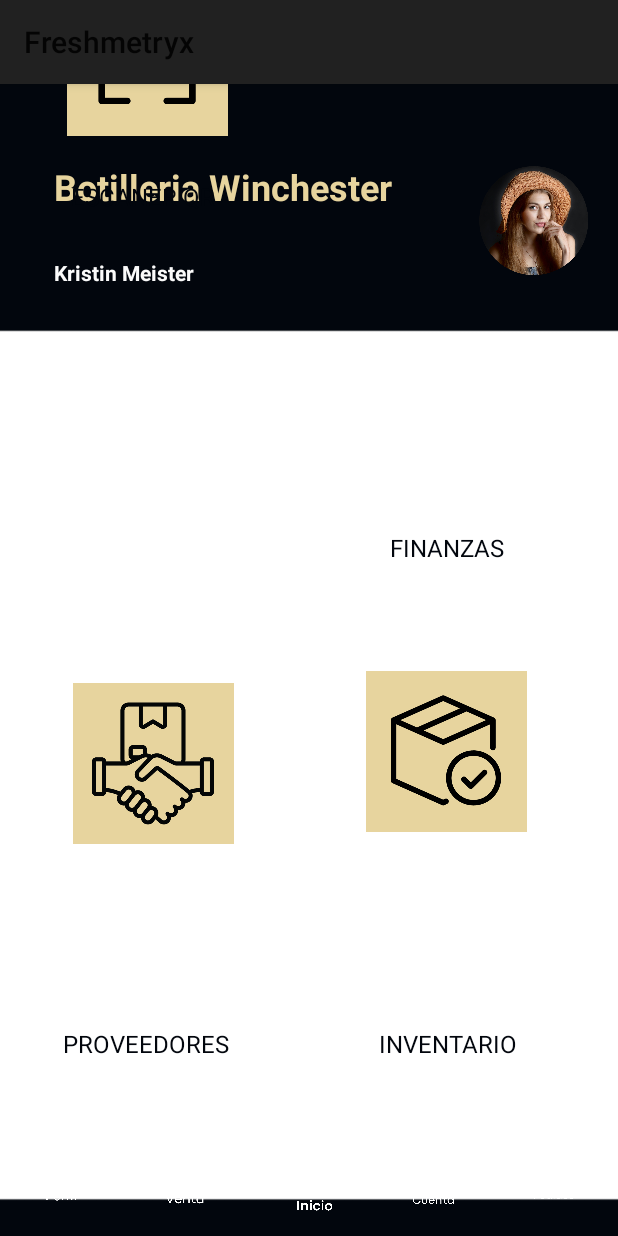
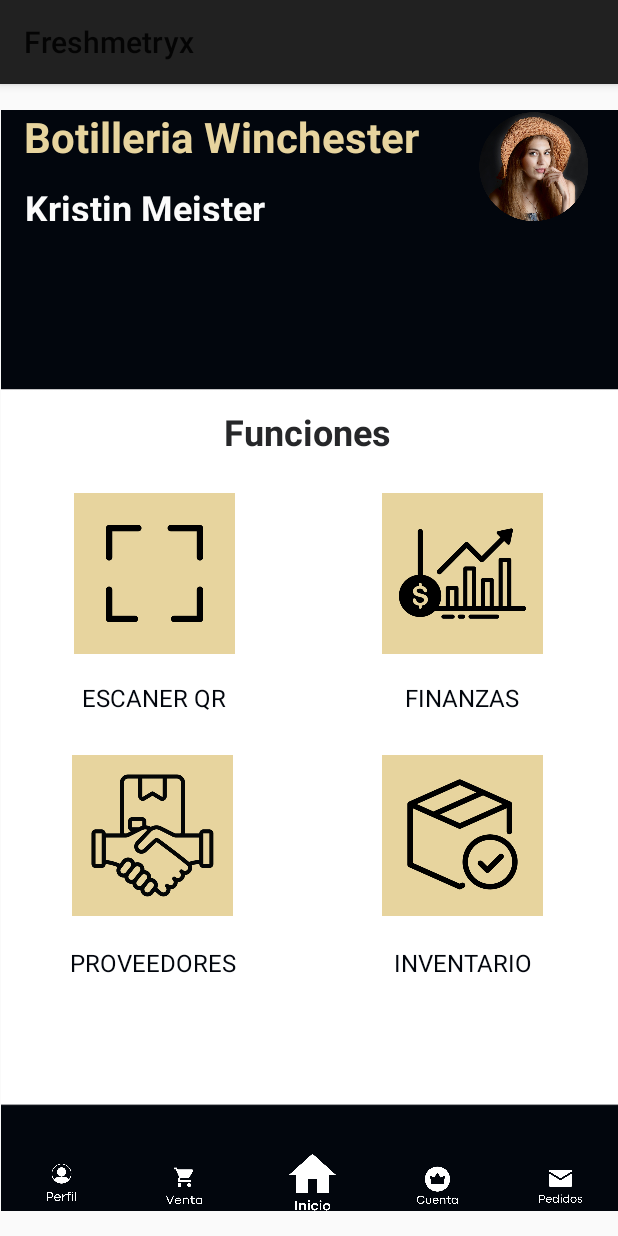
Before and after one commit to chein5/Freshmetryx, an Android app built with Jetpack Compose: the Home screen opened directly, with no data from a screen before it, on a phone screen of 412 x 824 dp. Run offline under Robolectric (Android 15) with nearby library versions, the phone set to English and light mode, and no system bars.

Commit message:
Modificacion de Activity Scanner
Se modifico el diseño de todas las ventanas para funcionar en un tamaño de PIXEL 2.

- A la ventana Scanner se le agregaron los labels para asi recibir la informacion tras escanear el codigo de barra, se agrego igualmente el icono de imagen para a futuro cargar la imagen del producto

```diff
--- a/app/src/main/java/com/freshmetryx/Home.kt
+++ b/app/src/main/java/com/freshmetryx/Home.kt
@@ -1,12 +1,23 @@
 package com.freshmetryx
 
+import android.content.Intent
 import androidx.appcompat.app.AppCompatActivity
 import android.os.Bundle
+import android.widget.Button
+import android.widget.ImageButton
 
 class Home : AppCompatActivity() {
     override fun onCreate(savedInstanceState: Bundle?) {
         setTheme(R.style.Theme_Freshmetryx);
         super.onCreate(savedInstanceState)
         setContentView(R.layout.activity_home)
+
+        //Botones
+        lateinit var btnQr : ImageButton
+        btnQr = findViewById(R.id.btnEscaner)
+        btnQr.setOnClickListener {
+            val intent = Intent(this, MainActivity ::class.java)
+            startActivity(intent)
+        }
     }
 }
--- a/app/src/main/res/layout/activity_home.xml
+++ b/app/src/main/res/layout/activity_home.xml
@@ -8,9 +8,9 @@
 
     <ImageView
         android:id="@+id/imageView6"
-        android:layout_width="wrap_content"
-        android:layout_height="wrap_content"
-        android:scaleType="centerCrop"
+        android:layout_width="411dp"
+        android:layout_height="734dp"
+        android:scaleType="fitXY"
         app:layout_constraintBottom_toBottomOf="parent"
         app:layout_constraintEnd_toEndOf="parent"
         app:layout_constraintStart_toStartOf="parent"
@@ -21,28 +21,32 @@
         android:id="@+id/textView7"
         android:layout_width="341dp"
         android:layout_height="36dp"
-        android:layout_marginStart="31dp"
-        android:layout_marginEnd="55dp"
-        android:layout_marginBottom="28dp"
+        android:layout_marginStart="34dp"
+        android:layout_marginTop="120dp"
+        android:layout_marginEnd="36dp"
         android:text="Funciones"
         android:textAlignment="center"
-        android:textColor="#02060D"
+        android:textColor="#262729"
         android:textSize="24sp"
-        app:layout_constraintBottom_toTopOf="@+id/btnFinanza"
+        android:textStyle="bold"
         app:layout_constraintEnd_toEndOf="parent"
         app:layout_constraintHorizontal_bias="0.0"
-        app:layout_constraintStart_toStartOf="parent" />
+        app:layout_constraintStart_toStartOf="parent"
+        app:layout_constraintTop_toBottomOf="@+id/imageView4" />
 
     <TextView
         android:id="@+id/textView"
-        android:layout_width="264dp"
-        android:layout_height="36dp"
-        android:layout_marginStart="36dp"
-        android:layout_marginTop="52dp"
+        android:layout_width="294dp"
+        android:layout_height="50dp"
+        android:layout_marginStart="16dp"
+        android:layout_marginTop="16dp"
+        android:layout_marginEnd="7dp"
         android:text="Botilleria Winchester"
         android:textColor="#E7D49E"
-        android:textSize="24sp"
+        android:textSize="28sp"
         android:textStyle="bold"
+        app:layout_constraintBottom_toTopOf="@+id/textView2"
+        app:layout_constraintEnd_toStartOf="@+id/imageView4"
         app:layout_constraintStart_toStartOf="parent"
         app:layout_constraintTop_toTopOf="parent" />
 
@@ -50,12 +54,14 @@
         android:id="@+id/textView2"
         android:layout_width="170dp"
         android:layout_height="25dp"
-        android:layout_marginStart="36dp"
-        android:layout_marginTop="28dp"
+        android:layout_marginStart="16dp"
+        android:layout_marginEnd="130dp"
         android:text="Kristin Meister"
+        android:textAlignment="textStart"
         android:textColor="#FBFBFB"
-        android:textSize="14sp"
+        android:textSize="24sp"
         android:textStyle="bold"
+        app:layout_constraintEnd_toStartOf="@+id/imageView4"
         app:layout_constraintStart_toStartOf="parent"
         app:layout_constraintTop_toBottomOf="@+id/textView" />
 
@@ -63,7 +69,7 @@
         android:id="@+id/imageView4"
         android:layout_width="79dp"
         android:layout_height="79dp"
-        android:layout_marginTop="52dp"
+        android:layout_marginTop="16dp"
         android:layout_marginEnd="16dp"
         app:layout_constraintEnd_toEndOf="parent"
         app:layout_constraintTop_toTopOf="parent"
@@ -71,107 +77,105 @@
 
     <ImageButton
         android:id="@+id/btnEscaner"
-        android:layout_width="133dp"
+        android:layout_width="135dp"
         android:layout_height="127dp"
-        android:layout_marginStart="31dp"
-        android:layout_marginBottom="20dp"
+        android:layout_marginStart="35dp"
+        android:layout_marginTop="11dp"
+        android:layout_marginEnd="70dp"
         android:backgroundTint="#00FFFFFF"
         android:scaleType="fitCenter"
-        app:layout_constraintBottom_toTopOf="@+id/textView8"
+        app:layout_constraintEnd_toStartOf="@+id/btnFinanza"
         app:layout_constraintStart_toStartOf="parent"
+        app:layout_constraintTop_toBottomOf="@+id/textView7"
         app:srcCompat="@drawable/qr_icon" />
 
     <ImageButton
         android:id="@+id/imageButton4"
-        android:layout_width="133dp"
+        android:layout_width="135dp"
         android:layout_height="127dp"
-        android:layout_marginStart="28dp"
-        android:layout_marginBottom="112dp"
+        android:layout_marginStart="34dp"
+        android:layout_marginTop="10dp"
         android:backgroundTint="#00FFFFFF"
         android:scaleType="fitCenter"
-        app:layout_constraintBottom_toTopOf="@+id/textView10"
-        app:layout_constraintEnd_toStartOf="@+id/btnInventario"
-        app:layout_constraintHorizontal_bias="0.101"
         app:layout_constraintStart_toStartOf="parent"
+        app:layout_constraintTop_toBottomOf="@+id/textView8"
         app:srcCompat="@drawable/prov_icon" />
 
     <ImageButton
         android:id="@+id/btnInventario"
-        android:layout_width="133dp"
+        android:layout_width="135dp"
         android:layout_height="127dp"
-        android:layout_marginEnd="44dp"
-        android:layout_marginBottom="120dp"
+        android:layout_marginTop="8dp"
+        android:layout_marginEnd="36dp"
         android:backgroundTint="#00FFFFFF"
         android:scaleType="fitCenter"
-        app:layout_constraintBottom_toTopOf="@+id/textView11"
         app:layout_constraintEnd_toEndOf="parent"
-        app:layout_constraintHorizontal_bias="0.943"
-        app:layout_constraintStart_toEndOf="@+id/textView8"
+        app:layout_constraintTop_toBottomOf="@+id/textView9"
         app:srcCompat="@drawable/inventario_icon" />
 
     <ImageButton
         android:id="@+id/btnFinanza"
-        android:layout_width="133dp"
+        android:layout_width="135dp"
         android:layout_height="127dp"
-        android:layout_marginEnd="44dp"
-        android:layout_marginBottom="352dp"
+        android:layout_marginTop="11dp"
+        android:layout_marginEnd="36dp"
         android:backgroundTint="#00FFFFFF"
         android:scaleType="fitCenter"
-        app:layout_constraintBottom_toTopOf="@+id/textView9"
         app:layout_constraintEnd_toEndOf="parent"
+        app:layout_constraintTop_toBottomOf="@+id/textView7"
         app:srcCompat="@drawable/finanza_icon" />
 
     <TextView
         android:id="@+id/textView8"
         android:layout_width="135dp"
         android:layout_height="29dp"
-        android:layout_marginStart="28dp"
-        android:layout_marginBottom="296dp"
+        android:layout_marginStart="35dp"
+        android:layout_marginTop="8dp"
         android:text="ESCANER QR"
         android:textAlignment="center"
         android:textColor="#02060D"
         android:textSize="16sp"
-        app:layout_constraintBottom_toTopOf="@+id/imageButton4"
-        app:layout_constraintStart_toStartOf="parent" />
+        app:layout_constraintStart_toStartOf="parent"
+        app:layout_constraintTop_toBottomOf="@+id/btnEscaner" />
 
     <TextView
         android:id="@+id/textView10"
         android:layout_width="135dp"
         android:layout_height="29dp"
-        android:layout_marginStart="29dp"
-        android:layout_marginBottom="46dp"
+        android:layout_marginStart="34dp"
+        android:layout_marginTop="10dp"
         android:text="PROVEEDORES"
         android:textAlignment="center"
         android:textColor="#02060D"
         android:textSize="16sp"
-        app:layout_constraintBottom_toTopOf="@+id/imageButton8"
-        app:layout_constraintStart_toStartOf="parent" />
+        app:layout_constraintStart_toStartOf="parent"
+        app:layout_constraintTop_toBottomOf="@+id/imageButton4" />
 
     <TextView
         android:id="@+id/textView11"
         android:layout_width="135dp"
         android:layout_height="29dp"
-        android:layout_marginEnd="46dp"
-        android:layout_marginBottom="46dp"
+        android:layout_marginTop="10dp"
+        android:layout_marginEnd="36dp"
         android:text="INVENTARIO"
         android:textAlignment="center"
         android:textColor="#02060D"
         android:textSize="16sp"
-        app:layout_constraintBottom_toTopOf="@+id/imageButton7"
-        app:layout_constraintEnd_toEndOf="parent" />
+        app:layout_constraintEnd_toEndOf="parent"
+        app:layout_constraintTop_toBottomOf="@+id/btnInventario" />
 
     <TextView
         android:id="@+id/textView9"
-        android:layout_width="131dp"
+        android:layout_width="135dp"
         android:layout_height="31dp"
-        android:layout_marginEnd="48dp"
-        android:layout_marginBottom="52dp"
+        android:layout_marginTop="8dp"
+        android:layout_marginEnd="36dp"
         android:text="FINANZAS"
         android:textAlignment="center"
         android:textColor="#02060D"
         android:textSize="16sp"
-        app:layout_constraintBottom_toTopOf="@+id/btnInventario"
-        app:layout_constraintEnd_toEndOf="parent" />
+        app:layout_constraintEnd_toEndOf="parent"
+        app:layout_constraintTop_toBottomOf="@+id/btnFinanza" />
 
     <ImageButton
         android:id="@+id/imageButton7"
@@ -186,7 +190,7 @@
 
     <ImageButton
         android:id="@+id/imageButton8"
-        android:layout_width="81dp"
+        android:layout_width="82dp"
         android:layout_height="64dp"
         android:backgroundTint="#00FFFFFF"
         android:scaleType="centerCrop"
@@ -196,8 +200,8 @@
 
     <ImageButton
         android:id="@+id/imageButton9"
-        android:layout_width="84dp"
-        android:layout_height="65dp"
+        android:layout_width="82dp"
+        android:layout_height="64dp"
         android:backgroundTint="#00FFFFFF"
         android:scaleType="centerCrop"
         app:layout_constraintBottom_toBottomOf="parent"
@@ -208,21 +212,23 @@
         android:id="@+id/imageButton10"
         android:layout_width="82dp"
         android:layout_height="65dp"
+        android:layout_marginStart="1dp"
         android:backgroundTint="#00FFFFFF"
         android:scaleType="centerCrop"
         app:layout_constraintBottom_toBottomOf="parent"
-        app:layout_constraintEnd_toStartOf="@+id/imageButton11"
+        app:layout_constraintStart_toEndOf="@+id/imageButton7"
         app:srcCompat="@drawable/cuenta_icon" />
 
     <ImageButton
         android:id="@+id/imageButton11"
-        android:layout_width="78dp"
-        android:layout_height="68dp"
-        android:layout_marginEnd="4dp"
+        android:layout_width="82dp"
+        android:layout_height="64dp"
+        android:layout_marginStart="2dp"
         android:backgroundTint="#00FFFFFF"
         android:scaleType="centerCrop"
         app:layout_constraintBottom_toBottomOf="parent"
         app:layout_constraintEnd_toEndOf="parent"
+        app:layout_constraintStart_toEndOf="@+id/imageButton10"
         app:srcCompat="@drawable/pedido_icon" />
 
 </androidx.constraintlayout.widget.ConstraintLayout>
```
Also changed, not shown: app/src/main/res/layout/activity_login_user.xml (+23 -20 lines), app/src/main/res/layout/activity_main.xml (+137 -4 lines).
